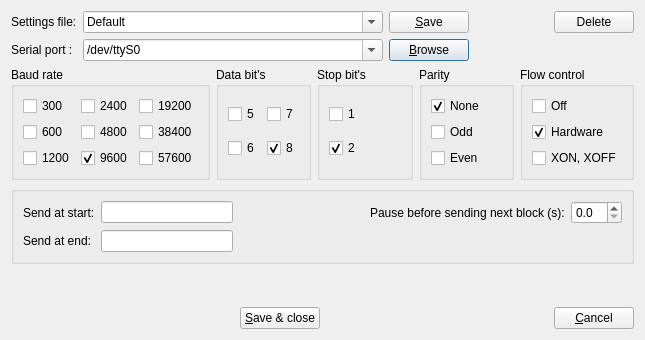
Before: the Qt Designer form src/spconfigdialog.ui in GCodeProjects/GCodeWorkShop, drawn with Qt 5.
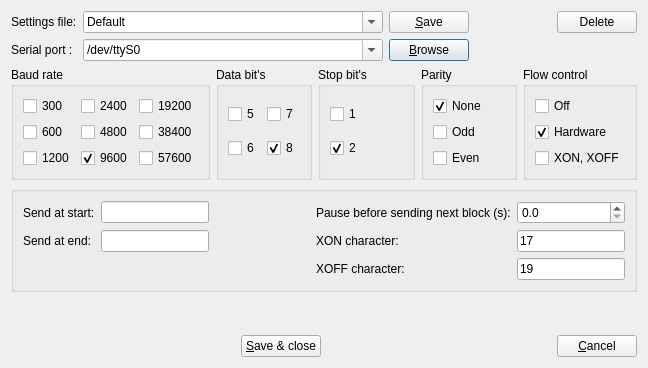
After: the same form once the commit is applied. Icons and pictures are not drawn.

```diff
--- a/src/spconfigdialog.ui
+++ b/src/spconfigdialog.ui
@@ -6,8 +6,8 @@
    <rect>
     <x>0</x>
     <y>0</y>
-    <width>645</width>
-    <height>340</height>
+    <width>648</width>
+    <height>368</height>
    </rect>
   </property>
   <property name="sizePolicy">
@@ -517,6 +517,58 @@
         </property>
        </spacer>
       </item>
+      <item row="3" column="5">
+       <widget class="QLineEdit" name="xonInput">
+        <property name="toolTip">
+         <string/>
+        </property>
+        <property name="inputMask">
+         <string>90; </string>
+        </property>
+        <property name="text">
+         <string>17</string>
+        </property>
+        <property name="maxLength">
+         <number>2</number>
+        </property>
+       </widget>
+      </item>
+      <item row="4" column="5">
+       <widget class="QLineEdit" name="xoffInput">
+        <property name="toolTip">
+         <string/>
+        </property>
+        <property name="inputMask">
+         <string>90; </string>
+        </property>
+        <property name="text">
+         <string>19</string>
+        </property>
+        <property name="maxLength">
+         <number>2</number>
+        </property>
+       </widget>
+      </item>
+      <item row="3" column="3">
+       <widget class="QLabel" name="label_5">
+        <property name="enabled">
+         <bool>true</bool>
+        </property>
+        <property name="text">
+         <string>XON character:</string>
+        </property>
+       </widget>
+      </item>
+      <item row="4" column="3">
+       <widget class="QLabel" name="label_6">
+        <property name="enabled">
+         <bool>true</bool>
+        </property>
+        <property name="text">
+         <string>XOFF character:</string>
+        </property>
+       </widget>
+      </item>
      </layout>
     </widget>
    </item>
```
